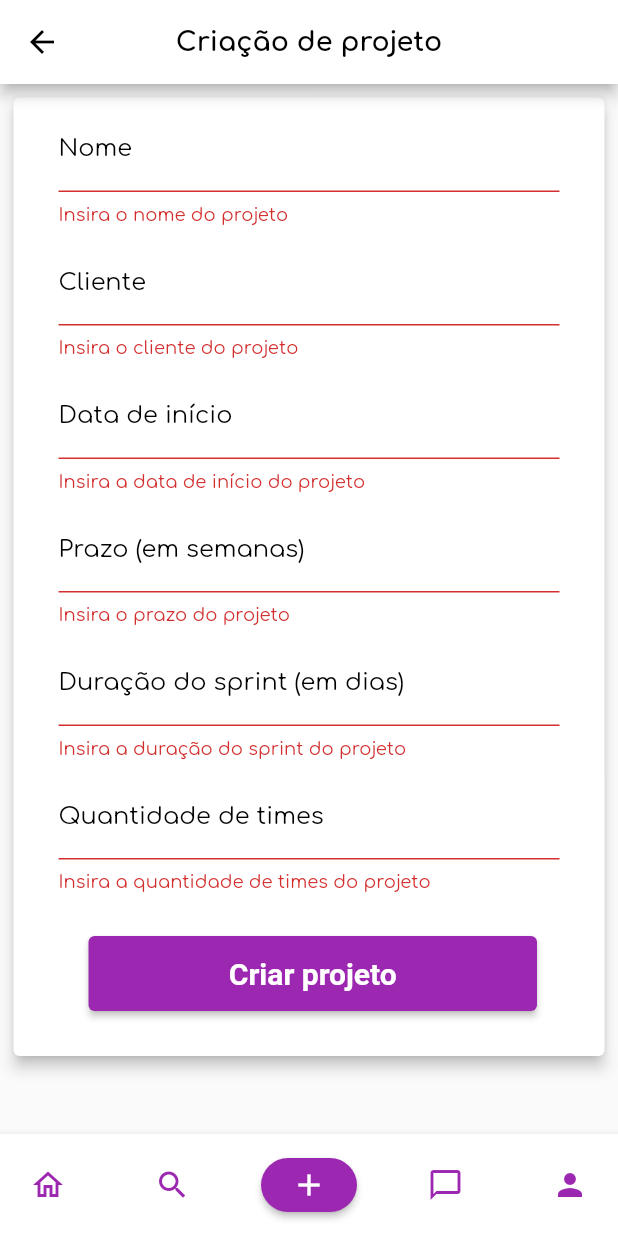
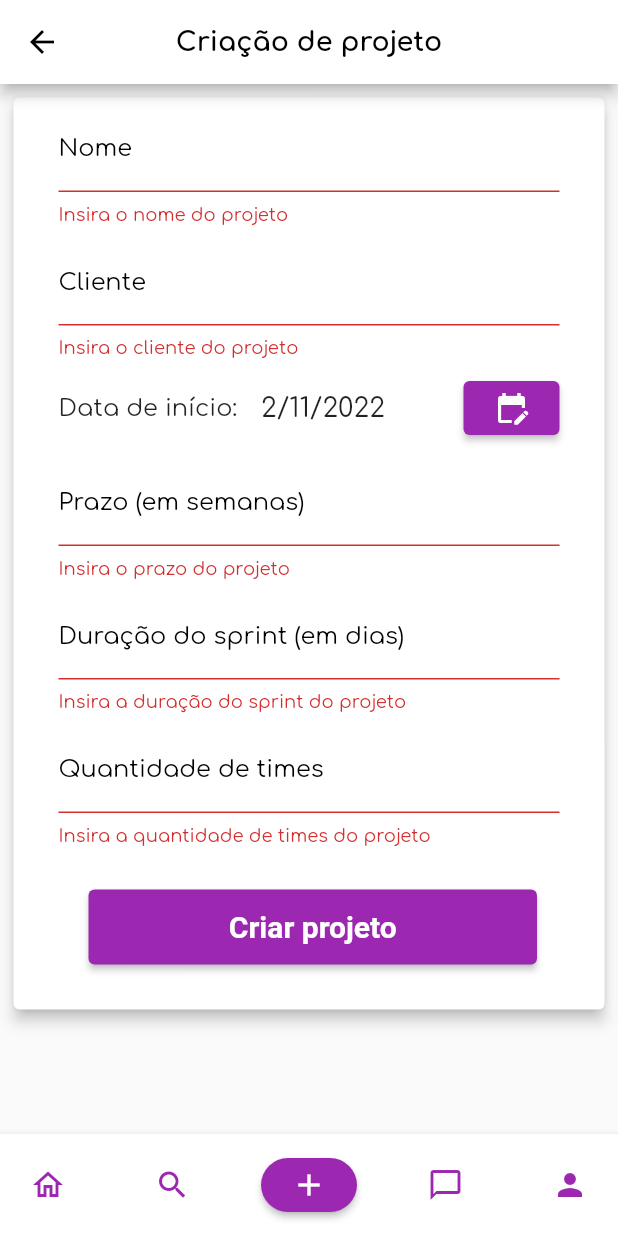
Before and after one commit to Kathamala/easy_scrum, a Flutter app: the ProjectCreationPage screen opened directly, item 3 of the bottom bar chosen, after a tap on "Criar projeto", on a phone screen of 412 x 824 dp. Run offline on Flutter 3.47's test engine with Material 2 defaults, Android fonts, the phone set to English and light mode, and no system bars.

Commit message:
Implementação do DatePicker

```diff
--- a/lib/pages/project/project-creation.dart
+++ b/lib/pages/project/project-creation.dart
@@ -15,10 +15,10 @@ class ProjectCreationPage extends StatefulWidget {
 class _ProjectCreationPageState extends State<ProjectCreationPage> {
   TextEditingController nomeController = TextEditingController();
   TextEditingController clienteController = TextEditingController();
-  TextEditingController dataController = TextEditingController();
   TextEditingController prazoController = TextEditingController();
   TextEditingController duracaoSprintController = TextEditingController();
   TextEditingController quantidadeTimesController = TextEditingController();
+  DateTime date = DateTime.now();
 
   GlobalKey<FormState> formKey = GlobalKey<FormState>();
 
@@ -30,7 +30,7 @@ class _ProjectCreationPageState extends State<ProjectCreationPage> {
   void _createProject() {
     print("Nome: " + nomeController.text + "\n");
     print("Cliente: " + clienteController.text + "\n");
-    print("Data de início: " + dataController.text + "\n");
+    print("Data de início: " + date.toString() + "\n");
     print("Prazo: " + prazoController.text + "\n");
     print("Duração do sprint: " + duracaoSprintController.text + "\n");
     print("Quantidade de times: " + quantidadeTimesController.text + "\n");
@@ -40,10 +40,10 @@ class _ProjectCreationPageState extends State<ProjectCreationPage> {
   void _resetCampos() {
     nomeController = TextEditingController();
     clienteController = TextEditingController();
-    dataController = TextEditingController();
     prazoController = TextEditingController();
     duracaoSprintController = TextEditingController();
     quantidadeTimesController = TextEditingController();
+    setState(() => date = DateTime.now());
     formKey.currentState!.reset();
   }
 
@@ -92,21 +92,38 @@ class _ProjectCreationPageState extends State<ProjectCreationPage> {
                 },
               ),
               Padding(padding: EdgeInsets.only(top: 10.0)),
-              TextFormField(
-                keyboardType: TextInputType.datetime,
-                decoration: InputDecoration(
-                    labelText: "Data de início",
-                    labelStyle: TextStyle(color: Colors.black)),
-                textAlign: TextAlign.left,
-                style: TextStyle(color: Colors.black, fontSize: 16.0),
-                controller: dataController,
-                validator: (value) {
-                  if (value!.isEmpty) {
-                    return "Insira a data de início do projeto";
-                  } else {
-                    return null;
-                  }
-                },
+              Row(
+                children: <Widget>[
+                  Expanded(
+                    child: Text("Data de início:",
+                        textAlign: TextAlign.left,
+                        style: TextStyle(fontSize: 16.0)),
+                  ),
+                  Expanded(
+                    child: Text("${date.day}/${date.month}/${date.year}",
+                        textAlign: TextAlign.left,
+                        style: TextStyle(fontSize: 18.0)),
+                  ),
+                  //const SizedBox(height: 16),
+                  ElevatedButton(
+                      onPressed: () async {
+                        DateTime? newDate = await showDatePicker(
+                          context: context,
+                          initialDate: date,
+                          firstDate: DateTime(2000),
+                          lastDate: DateTime(2100),
+                        );
+
+                        if (newDate == null) {
+                          return;
+                        }
+
+                        setState(() => date = newDate);
+                      },
+                      style: ElevatedButton.styleFrom(
+                          backgroundColor: Colors.purple),
+                      child: Icon(Icons.edit_calendar, color: Colors.white))
+                ],
               ),
               Padding(padding: EdgeInsets.only(top: 10.0)),
               TextFormField(
```
